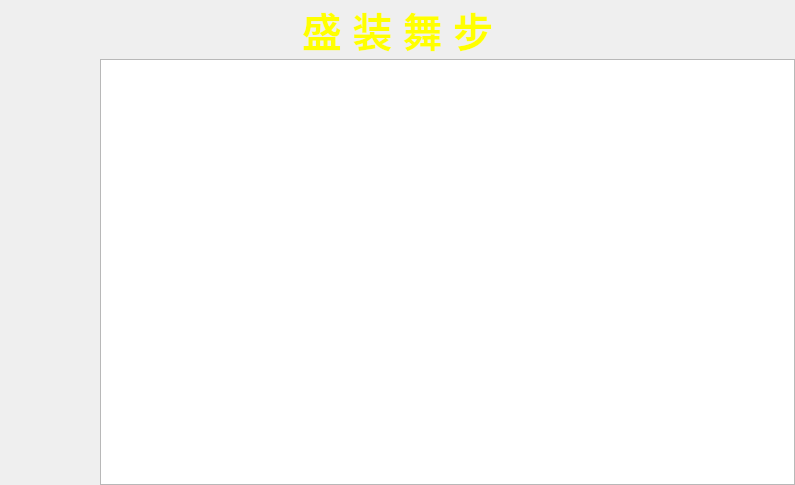
Qt form module/frm_schedule.ui (jack-liaojie/LED_DEMO) before a commit.
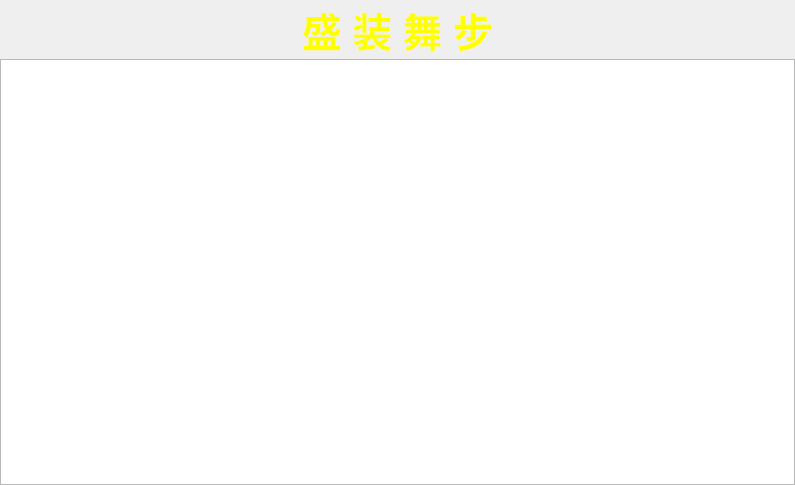
The same form after that commit.

```diff
--- a/module/frm_schedule.ui
+++ b/module/frm_schedule.ui
@@ -98,22 +98,6 @@
    </item>
    <item>
     <layout class="QHBoxLayout" name="horizontalLayout">
-     <item>
-      <spacer name="horizontalSpacer">
-       <property name="orientation">
-        <enum>Qt::Horizontal</enum>
-       </property>
-       <property name="sizeType">
-        <enum>QSizePolicy::Preferred</enum>
-       </property>
-       <property name="sizeHint" stdset="0">
-        <size>
-         <width>100</width>
-         <height>20</height>
-        </size>
-       </property>
-      </spacer>
-     </item>
      <item>
       <widget class="QTableWidget" name="tbwgt_content">
        <property name="sizePolicy">
```
